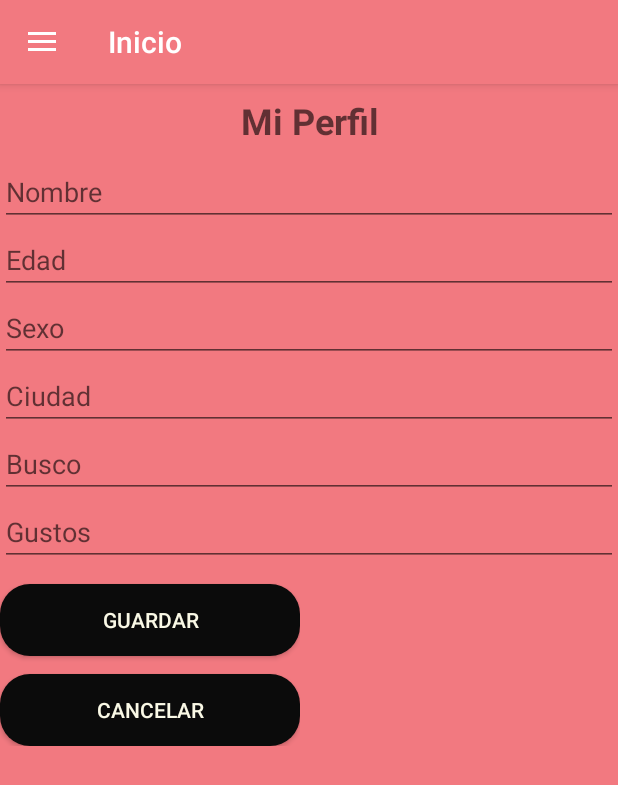
After one commit to hectorLopezCEV/blablapub_android, an Android app: the fragment FragmentPerfil placed in its activity, on a phone screen of 412 x 824 dp. The commit adds this screen. Shown: the top 785 px of the screen. Run offline under Robolectric (Android 15) with nearby library versions, the phone set to English and light mode, and no system bars.

Commit message:
Ultimos cambios realizados en formato de button y en el home

```diff
--- a/app/src/main/AndroidManifest.xml
+++ b/app/src/main/AndroidManifest.xml
@@ -20,6 +20,7 @@
             </intent-filter>
         </activity>
         <activity android:name=".ListActivity" />
+        <activity android:name=".HomeActivity"></activity>
     </application>
 
 </manifest>
--- /dev/null
+++ b/app/src/main/java/com/cev/blablapub/FragmentInicio.java
@@ -0,0 +1,20 @@
+package com.cev.blablapub;
+
+import android.os.Bundle;
+import android.view.LayoutInflater;
+import android.view.View;
+import android.view.ViewGroup;
+
+import androidx.annotation.NonNull;
+import androidx.annotation.Nullable;
+import androidx.fragment.app.Fragment;
+
+public class FragmentInicio extends Fragment {
+
+    @Nullable
+    @Override
+    public View onCreateView(@NonNull LayoutInflater inflater, @Nullable ViewGroup container, @Nullable Bundle savedInstanceState) {
+        View view = inflater.inflate(R.layout.fragment_home_inicio, container, false);
+        return view;
+    }
+}
--- /dev/null
+++ b/app/src/main/java/com/cev/blablapub/FragmentPerfil.java
@@ -0,0 +1,22 @@
+package com.cev.blablapub;
+
+import android.os.Bundle;
+import android.view.LayoutInflater;
+import android.view.View;
+import android.view.ViewGroup;
+
+import androidx.annotation.NonNull;
+import androidx.annotation.Nullable;
+import androidx.fragment.app.Fragment;
+
+public class FragmentPerfil extends Fragment {
+
+
+    @Nullable
+    @Override
+    public View onCreateView(@NonNull LayoutInflater inflater, @Nullable ViewGroup container, @Nullable Bundle savedInstanceState) {
+        View view = inflater.inflate(R.layout.fragment_home_perfil, container, false);
+        return view;
+    }
+
+}
--- /dev/null
+++ b/app/src/main/java/com/cev/blablapub/HomeActivity.java
@@ -0,0 +1,84 @@
+package com.cev.blablapub;
+
+import android.annotation.SuppressLint;
+import android.os.Bundle;
+import android.view.MenuItem;
+import android.view.View;
+import android.widget.AdapterView;
+import android.widget.ListView;
+
+import androidx.annotation.NonNull;
+import androidx.annotation.Nullable;
+import androidx.appcompat.app.ActionBarDrawerToggle;
+import androidx.appcompat.app.AppCompatActivity;
+import androidx.core.view.GravityCompat;
+import androidx.drawerlayout.widget.DrawerLayout;
+import androidx.fragment.app.FragmentManager;
+import androidx.fragment.app.FragmentTransaction;
+
+
+public class HomeActivity extends AppCompatActivity  implements AdapterView.OnItemClickListener {
+
+    DrawerLayout drawerLayout;
+    ActionBarDrawerToggle drawerToggle;
+    ListView menulateral;
+
+    @SuppressLint("WrongViewCast")
+    @Override
+    protected void onCreate(Bundle savedInstanceState) {
+        super.onCreate(savedInstanceState);
+        setContentView(R.layout.activity_home);
+
+        drawerLayout = findViewById(R.id.home_layout);
+        drawerToggle = new ActionBarDrawerToggle(this, drawerLayout, R.string.app_name, R.string.app_name);
+        drawerLayout.addDrawerListener(drawerToggle);
+        getSupportActionBar().setDisplayHomeAsUpEnabled(true);
+
+        menulateral = findViewById(R.id.navView);
+        menulateral.setOnItemClickListener(this);
+
+        cambiarPantalla(0);
+
+    }
+
+    @Override
+    public boolean onOptionsItemSelected(@NonNull MenuItem item) {
+
+        drawerToggle.onOptionsItemSelected(item);
+
+        return true;
+    }
+
+    @Override
+    public void onPostCreate(@Nullable Bundle savedInstanceState) {
+        super.onPostCreate(savedInstanceState);
+        drawerToggle.syncState();
+    }
+
+    @Override
+    public void onItemClick(AdapterView<?> parent, View view, int position, long id) {
+        cambiarPantalla(position);
+    }
+
+    public void cambiarPantalla (int i){
+        FragmentManager fragmentManager = getSupportFragmentManager();
+        FragmentTransaction transaction = fragmentManager.beginTransaction();
+        switch (i){
+            case 0:
+                setTitle("Inicio");
+                 transaction.replace(R.id.contenido, new FragmentInicio());
+                break;
+            case 1:
+                setTitle("Perfil");
+                transaction.replace(R.id.contenido, new FragmentPerfil());
+                break;
+            case 2:
+                setTitle("Ajustes");
+                // transaction.replace(R.id.contenido, new FragmentAjustes());      ACTIVAR CUANDO SE HAYAN CREADO LOS FRAGMENTS
+                break;
+
+        }
+        transaction.commit();
+        drawerLayout.closeDrawer(GravityCompat.START);
+    }
+}
--- /dev/null
+++ b/app/src/main/res/layout/activity_home.xml
@@ -0,0 +1,26 @@
+<?xml version="1.0" encoding="utf-8"?>
+<androidx.drawerlayout.widget.DrawerLayout
+    android:id="@+id/home_layout"
+    android:layout_height="match_parent"
+    android:layout_width="match_parent"
+    xmlns:android="http://schemas.android.com/apk/res/android">
+
+    <FrameLayout
+        android:id="@+id/contenido"
+        android:layout_width="match_parent"
+        android:layout_height="wrap_content"/>
+
+    <ListView
+        android:id="@+id/navView"
+        android:layout_width="match_parent"
+        android:layout_height="match_parent"
+        android:layout_gravity="left"
+        android:background="#BF5A6C"
+        android:entries="@array/pantallas"
+
+        />
+
+
+
+
+</androidx.drawerlayout.widget.DrawerLayout>
--- a/app/src/main/res/layout/activity_recuperar_con.xml
+++ b/app/src/main/res/layout/activity_recuperar_con.xml
@@ -52,6 +52,7 @@
         app:layout_constraintVertical_bias="0.039"
         android:onClick="conexionPost"/>
 
+
     <ImageView
         android:id="@+id/imageView"
         android:layout_width="70dp"
--- /dev/null
+++ b/app/src/main/res/layout/fragment_home_perfil.xml
@@ -0,0 +1,100 @@
+<?xml version="1.0" encoding="utf-8"?>
+<LinearLayout xmlns:android="http://schemas.android.com/apk/res/android"
+    xmlns:app="http://schemas.android.com/apk/res-auto"
+    xmlns:tools="http://schemas.android.com/tools"
+    android:layout_width="match_parent"
+    android:layout_height="match_parent"
+    android:orientation="vertical"
+    android:background="#F27980">
+
+    <TextView
+        android:id="@+id/nombreUsuario"
+        android:layout_width="match_parent"
+        android:layout_height="49dp"
+        android:hint="Mi Perfil"
+        android:gravity="center"
+        android:textStyle="bold"
+        android:textSize="24sp" />
+
+    <ImageView
+        android:id="@+id/fotoPerfil"
+        android:layout_width="match_parent"
+        android:layout_height="wrap_content"
+        tools:srcCompat="@android:mipmap/sym_def_app_icon" />
+
+    <EditText
+        android:id="@+id/nombrePerfil"
+        android:layout_width="match_parent"
+        android:layout_height="wrap_content"
+        android:hint="Nombre" />
+
+    <EditText
+        android:id="@+id/edadPerfil"
+        android:layout_width="match_parent"
+        android:layout_height="wrap_content"
+        android:hint="Edad" />
+
+    <EditText
+        android:id="@+id/sexoPerfil"
+        android:layout_width="match_parent"
+        android:layout_height="wrap_content"
+        android:hint="Sexo" />
+
+    <EditText
+        android:id="@+id/ciudadPerfil"
+        android:layout_width="match_parent"
+        android:layout_height="wrap_content"
+        android:hint="Ciudad" />
+
+    <EditText
+        android:id="@+id/buscoPerfil"
+        android:layout_width="match_parent"
+        android:layout_height="wrap_content"
+        android:hint="Busco" />
+
+    <EditText
+        android:id="@+id/gustosPerfil"
+        android:layout_width="match_parent"
+        android:layout_height="wrap_content"
+        android:hint="Gustos" />
+
+    <LinearLayout
+        android:layout_width="200dp"
+        android:layout_height="wrap_content"
+        android:gravity="center"
+        android:orientation="vertical"
+        android:visibility="visible">
+
+        <Button
+            android:id="@+id/btnGuardar"
+            android:layout_width="match_parent"
+            android:layout_height="wrap_content"
+            android:layout_marginTop="12dp"
+            android:background="@drawable/ovalo"
+            android:text="Guardar"
+            android:textColor="#FAF9E6"
+            app:layout_constraintBottom_toBottomOf="parent"
+            app:layout_constraintEnd_toEndOf="parent"
+            app:layout_constraintHorizontal_bias="0.498"
+            app:layout_constraintStart_toStartOf="parent"
+            app:layout_constraintTop_toBottomOf="@+id/email"
+            app:layout_constraintVertical_bias="0.039" />
+
+        <Button
+            android:id="@+id/btnCancelar"
+            android:layout_width="match_parent"
+            android:layout_height="wrap_content"
+            android:layout_marginTop="12dp"
+            android:background="@drawable/ovalo"
+            android:text="Cancelar"
+            android:textColor="#FAF9E6"
+            app:layout_constraintBottom_toBottomOf="parent"
+            app:layout_constraintEnd_toEndOf="parent"
+            app:layout_constraintHorizontal_bias="0.498"
+            app:layout_constraintStart_toStartOf="parent"
+            app:layout_constraintTop_toBottomOf="@+id/email"
+            app:layout_constraintVertical_bias="0.039" />
+
+    </LinearLayout>
+
+</LinearLayout>
--- a/app/src/main/res/values/strings.xml
+++ b/app/src/main/res/values/strings.xml
@@ -1,5 +1,9 @@
 <resources>
     <string name="app_name">Blablapub</string>
     <string name="app_url">http://192.168.43.139:8000/api/</string>
-
+    <string-array name="pantallas">
+        <item>Inicio</item>
+        <item >Perfil</item>
+        <item>Ajustes</item>
+    </string-array>
 </resources>
```
Also changed, not shown: app/src/main/java/com/cev/blablapub/Bares.java (+9 -0 lines), app/src/main/java/com/cev/blablapub/MainActivity.java (+7 -0 lines), app/src/main/res/layout/activity_main.xml (+96 -36 lines), app/src/main/res/layout/fragment_home_inicio.xml (added, +40 -0 lines).
